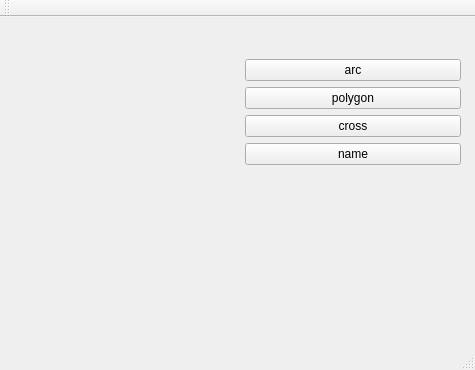
The window that mainwindow.ui (ottokafka/shapesQT) describes before a commit, drawn with Qt 5.
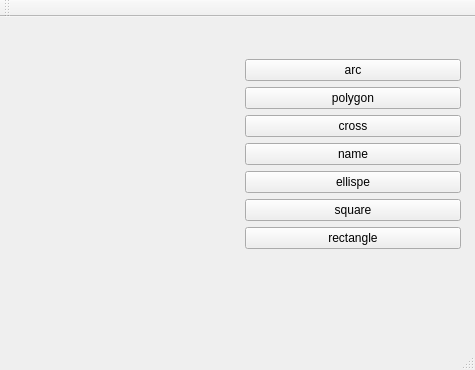
The same window after the commit. Custom widgets are drawn as their Qt base class.

```diff
--- a/mainwindow.ui
+++ b/mainwindow.ui
@@ -14,7 +14,7 @@
    <string>MainWindow</string>
   </property>
   <widget class="QWidget" name="centralWidget">
-   <widget class="QWidget" name="">
+   <widget class="QWidget" name="layoutWidget">
     <property name="geometry">
      <rect>
       <x>11</x>
@@ -57,6 +57,27 @@
          </property>
         </widget>
        </item>
+       <item>
+        <widget class="QPushButton" name="btnEllispe">
+         <property name="text">
+          <string>ellispe</string>
+         </property>
+        </widget>
+       </item>
+       <item>
+        <widget class="QPushButton" name="btnSquare">
+         <property name="text">
+          <string>square</string>
+         </property>
+        </widget>
+       </item>
+       <item>
+        <widget class="QPushButton" name="btnRectangle">
+         <property name="text">
+          <string>rectangle</string>
+         </property>
+        </widget>
+       </item>
        <item>
         <spacer name="verticalSpacer">
          <property name="orientation">
```
